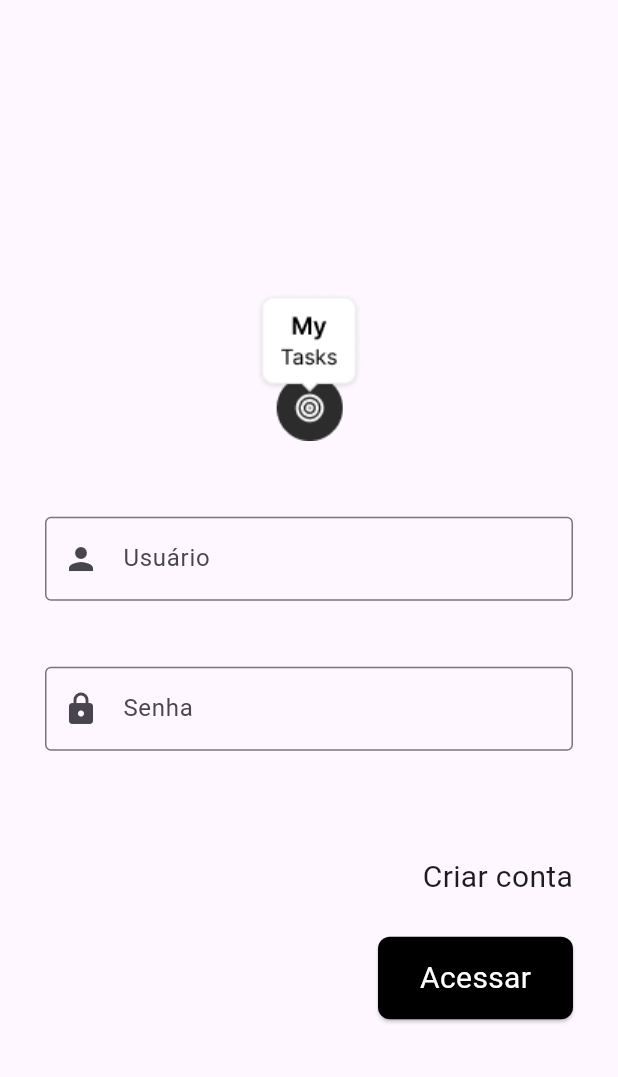
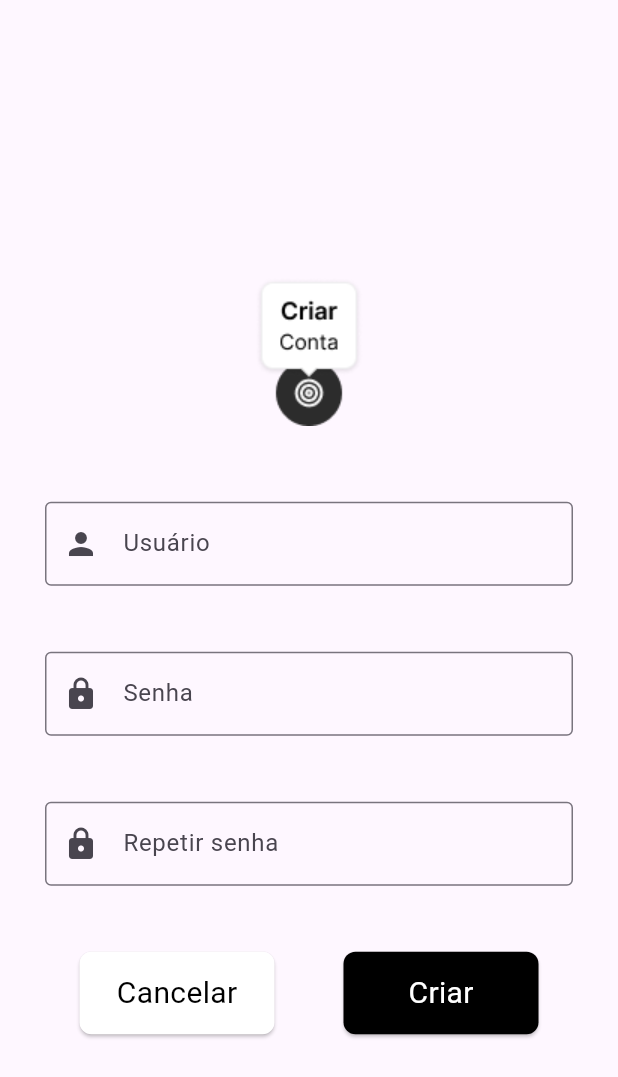
Before and after one commit to thailsonAlmeida/flutter_my_tasks, a Flutter app: the screen it shows after launch, on a phone screen of 412 x 824 dp. Shown: the top 1077 px of the screen. Run offline on Flutter 3.47's test engine with Material 3 defaults, Android fonts, the light colour scheme and no system bars.

Commit message:
create widget user_create

```diff
--- a/lib/main.dart
+++ b/lib/main.dart
@@ -1,5 +1,5 @@
 import 'package:flutter/material.dart';
-import 'package:my_tasks/login.dart';
+import 'package:my_tasks/user_create.dart';
 
 void main() {
   runApp(const MyApp());
@@ -12,7 +12,7 @@ class MyApp extends StatelessWidget {
   @override
   Widget build(BuildContext context) {
     return const MaterialApp(
-      home: Login(),
+      home: UserCreate(),
     );
   }
 }
--- /dev/null
+++ b/lib/user_create.dart
@@ -0,0 +1,84 @@
+import 'package:flutter/material.dart';
+import 'package:my_tasks/widgets/button_custom.dart';
+
+class UserCreate extends StatelessWidget {
+  const UserCreate({super.key});
+
+  @override
+  Widget build(BuildContext context) {
+    return Material(
+      child: Container(
+        padding: const EdgeInsets.all(30.0),
+        child: Column(
+          mainAxisAlignment: MainAxisAlignment.center,
+          children: [
+            //logo
+            const SizedBox(
+              height: 200,
+              child: Image(
+                image: AssetImage(
+                  'assets/images/logo_usercreate.png',
+                ),
+              ),
+            ),
+
+            //inputs
+            const SizedBox(
+              height: 100,
+              child: TextField(
+                decoration: InputDecoration(
+                  label: Text('Usuário'),
+                  border: OutlineInputBorder(),
+                  prefixIcon: Icon(Icons.person),
+                ),
+              ),
+            ),
+
+            const SizedBox(
+              height: 100,
+              child: TextField(
+                obscureText: true,
+                obscuringCharacter: "*",
+                decoration: InputDecoration(
+                  label: Text('Senha'),
+                  border: OutlineInputBorder(),
+                  prefixIcon: Icon(Icons.lock_rounded),
+                ),
+              ),
+            ),
+
+            const SizedBox(
+              height: 100,
+              child: TextField(
+                obscureText: true,
+                obscuringCharacter: "*",
+                decoration: InputDecoration(
+                  label: Text('Repetir senha'),
+                  border: OutlineInputBorder(),
+                  prefixIcon: Icon(Icons.lock_rounded),
+                ),
+              ),
+            ),
+
+            //Button
+            Row(
+              mainAxisAlignment: MainAxisAlignment.spaceAround,
+              children: [
+                ButtonCustom(
+                  text: 'Cancelar',
+                  onTap: () {},
+                  color: Colors.white,
+                  colorFont: Colors.black,
+                ),
+                ButtonCustom(
+                  text: 'Criar',
+                  onTap: () {},
+                ),
+              ],
+            )
+          ],
+        ),
+      ),
+    );
+  }
+}
```
Also changed, not shown: assets/images/logo_usercreate.png (added).
